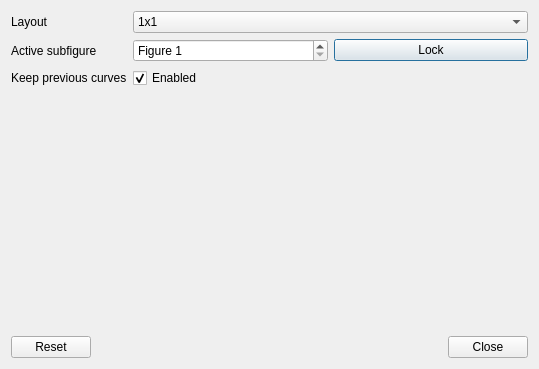
First picture: the form in plotwindow.ui, repository scummos/pyfitsviewer, before the edit.
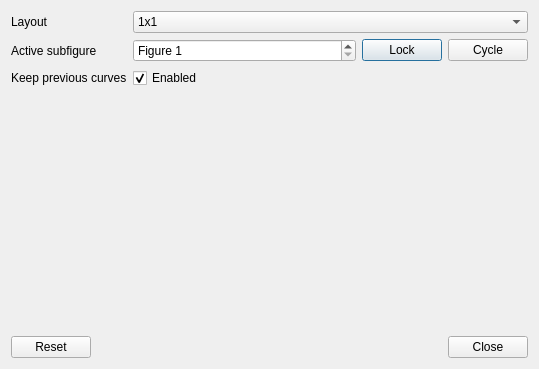
Second picture: the form after the edit.

Commit message: Add Cycle button

```diff
--- a/plotwindow.ui
+++ b/plotwindow.ui
@@ -110,6 +110,12 @@
        </item>
        <item>
         <widget class="QPushButton" name="lockActiveSubfigure">
+         <property name="sizePolicy">
+          <sizepolicy hsizetype="Fixed" vsizetype="Fixed">
+           <horstretch>0</horstretch>
+           <verstretch>0</verstretch>
+          </sizepolicy>
+         </property>
          <property name="toolTip">
           <string>Lock the active subfigure value, so subsequent draw requests are drawn into the same figure</string>
          </property>
@@ -121,6 +127,25 @@
          </property>
         </widget>
        </item>
+       <item>
+        <widget class="QPushButton" name="cycleSubfigures">
+         <property name="sizePolicy">
+          <sizepolicy hsizetype="Fixed" vsizetype="Fixed">
+           <horstretch>0</horstretch>
+           <verstretch>0</verstretch>
+          </sizepolicy>
+         </property>
+         <property name="toolTip">
+          <string>Activate the first subfigure after something was drawn into the last one</string>
+         </property>
+         <property name="text">
+          <string>Cycle</string>
+         </property>
+         <property name="checkable">
+          <bool>true</bool>
+         </property>
+        </widget>
+       </item>
       </layout>
      </item>
     </layout>
```
The commit also changes 2 other files.
